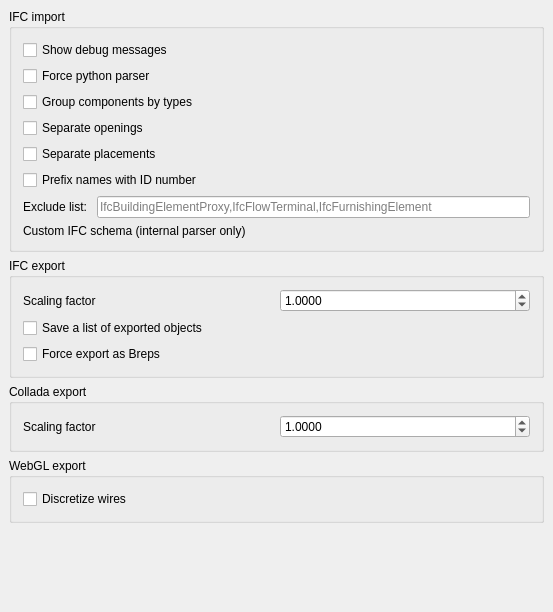
The window that src/Mod/Arch/Resources/ui/archprefs-import.ui (berndhahnebach/All_FreeCAD) describes before a commit, drawn with Qt 5.
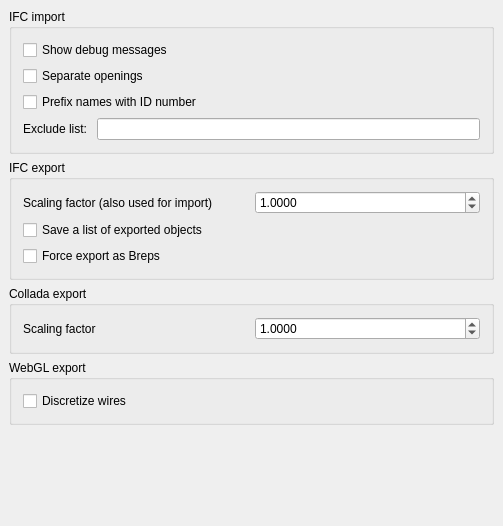
The same window after the commit. Custom widgets are drawn as their Qt base class.

Commit message: Arch: removed obsolete IFC preference options

Patch:
```diff
--- a/src/Mod/Arch/Resources/ui/archprefs-import.ui
+++ b/src/Mod/Arch/Resources/ui/archprefs-import.ui
@@ -6,8 +6,8 @@
    <rect>
     <x>0</x>
     <y>0</y>
-    <width>553</width>
-    <height>612</height>
+    <width>503</width>
+    <height>526</height>
    </rect>
   </property>
   <property name="windowTitle">
@@ -46,46 +46,6 @@
         </item>
        </layout>
       </item>
-      <item>
-       <layout class="QHBoxLayout" name="horizontalLayout_5">
-        <item>
-         <widget class="Gui::PrefCheckBox" name="gui::prefcheckbox">
-          <property name="toolTip">
-           <string>If this is checked, IFC files will always be imported with the internal python parser, even if IfcOpenShell is installed</string>
-          </property>
-          <property name="text">
-           <string>Force python parser</string>
-          </property>
-          <property name="prefEntry" stdset="0">
-           <cstring>forceIfcPythonParser</cstring>
-          </property>
-          <property name="prefPath" stdset="0">
-           <cstring>Mod/Arch</cstring>
-          </property>
-         </widget>
-        </item>
-       </layout>
-      </item>
-      <item>
-       <layout class="QHBoxLayout" name="horizontalLayout_3">
-        <item>
-         <widget class="Gui::PrefCheckBox" name="gui::prefcheckbox_2">
-          <property name="toolTip">
-           <string>Creates groups for each Arch object type</string>
-          </property>
-          <property name="text">
-           <string>Group components by types</string>
-          </property>
-          <property name="prefEntry" stdset="0">
-           <cstring>createIfcGroups</cstring>
-          </property>
-          <property name="prefPath" stdset="0">
-           <cstring>Mod/Arch</cstring>
-          </property>
-         </widget>
-        </item>
-       </layout>
-      </item>
       <item>
        <layout class="QHBoxLayout" name="horizontalLayout_11">
         <item>
@@ -106,26 +66,6 @@
         </item>
        </layout>
       </item>
-      <item>
-       <layout class="QHBoxLayout" name="horizontalLayout_8">
-        <item>
-         <widget class="Gui::PrefCheckBox" name="checkBox_2">
-          <property name="toolTip">
-           <string>If this is checked, placements will be recomputed and applied to the objects as they were in the IFC file (slower)</string>
-          </property>
-          <property name="text">
-           <string>Separate placements</string>
-          </property>
-          <property name="prefEntry" stdset="0">
-           <cstring>ifcSeparatePlacements</cstring>
-          </property>
-          <property name="prefPath" stdset="0">
-           <cstring>Mod/Arch</cstring>
-          </property>
-         </widget>
-        </item>
-       </layout>
-      </item>
       <item>
        <layout class="QHBoxLayout" name="horizontalLayout_12">
         <item>
@@ -164,7 +104,7 @@
            <string/>
           </property>
           <property name="placeholderText">
-           <string>IfcBuildingElementProxy,IfcFlowTerminal,IfcFurnishingElement</string>
+           <string/>
           </property>
           <property name="prefEntry" stdset="0">
            <cstring>ifcSkip</cstring>
@@ -176,27 +116,6 @@
         </item>
        </layout>
       </item>
-      <item>
-       <layout class="QHBoxLayout" name="horizontalLayout">
-        <item>
-         <widget class="QLabel" name="label">
-          <property name="text">
-           <string>Custom IFC schema (internal parser only)</string>
-          </property>
-         </widget>
-        </item>
-        <item>
-         <widget class="Gui::PrefFileChooser" name="gui::preffilechooser">
-          <property name="prefEntry" stdset="0">
-           <cstring>CustomIfcSchema</cstring>
-          </property>
-          <property name="prefPath" stdset="0">
-           <cstring>Mod/Arch</cstring>
-          </property>
-         </widget>
-        </item>
-       </layout>
-      </item>
      </layout>
     </widget>
    </item>
@@ -211,7 +130,7 @@
         <item>
          <widget class="QLabel" name="label_2">
           <property name="text">
-           <string>Scaling factor</string>
+           <string>Scaling factor (also used for import)</string>
           </property>
          </widget>
         </item>
@@ -368,16 +287,6 @@
  <layoutdefault spacing="6" margin="11"/>
  <pixmapfunction>qPixmapFromMimeSource</pixmapfunction>
  <customwidgets>
-  <customwidget>
-   <class>Gui::FileChooser</class>
-   <extends>QWidget</extends>
-   <header>Gui/FileDialog.h</header>
-  </customwidget>
-  <customwidget>
-   <class>Gui::PrefFileChooser</class>
-   <extends>Gui::FileChooser</extends>
-   <header>Gui/PrefWidgets.h</header>
-  </customwidget>
   <customwidget>
    <class>Gui::PrefCheckBox</class>
    <extends>QCheckBox</extends>
```
The commit also changes 1 other file.
